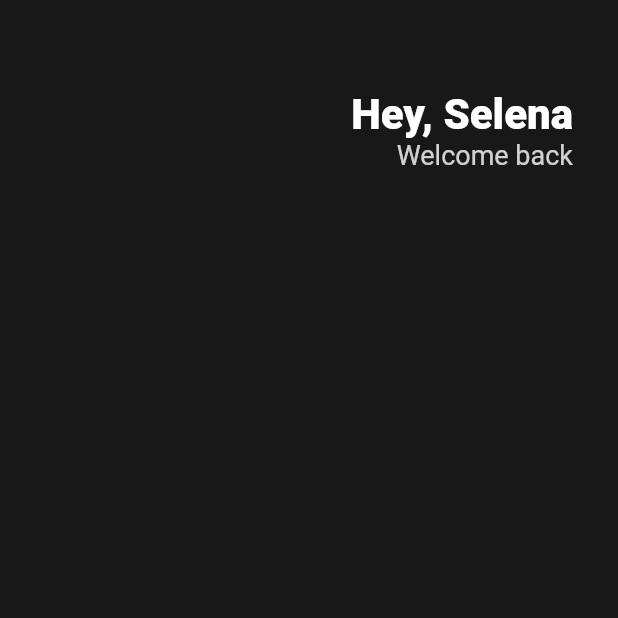
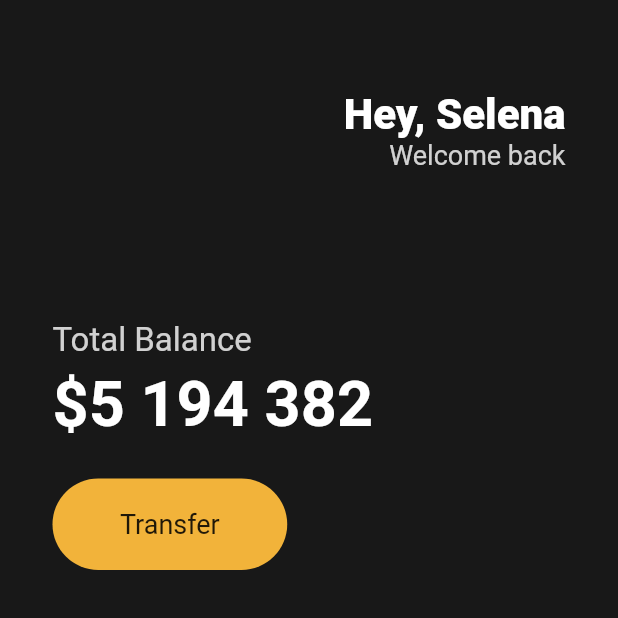
Before and after one commit to hoseonn/Wallet_UI_App, a Flutter app: the screen it shows after launch, on a phone screen of 412 x 824 dp, the top half of it. Run offline on Flutter 3.47's test engine with Material 2 defaults, Android fonts, the phone set to English and light mode, and no system bars.

Commit message:
3.2, 3.3 finished

```diff
--- a/lib/main.dart
+++ b/lib/main.dart
@@ -16,14 +16,15 @@ class App extends StatelessWidget {
   Widget build(BuildContext context) {
     return MaterialApp(
         home: Scaffold(
-      backgroundColor: Color(0xFF181818),
+      backgroundColor: const Color(0xFF181818),
       body: Padding(
-          padding: EdgeInsets.symmetric(
-            horizontal: 30,
+          padding: const EdgeInsets.symmetric(
+            horizontal: 35,
           ),
           child: Column(
+            crossAxisAlignment: CrossAxisAlignment.start,
             children: [
-              SizedBox(
+              const SizedBox(
                 height: 60,
               ),
               Row(
@@ -32,7 +33,7 @@ class App extends StatelessWidget {
                   Column(
                     crossAxisAlignment: CrossAxisAlignment.end,
                     children: [
-                      Text(
+                      const Text(
                         'Hey, Selena',
                         style: TextStyle(
                           color: Colors.white,
@@ -50,6 +51,49 @@ class App extends StatelessWidget {
                     ],
                   )
                 ],
+              ),
+              const SizedBox(
+                height: 100,
+              ),
+              Text(
+                'Total Balance',
+                style: TextStyle(
+                  fontSize: 22,
+                  color: Colors.white.withOpacity(0.8),
+                ),
+              ),
+              const SizedBox(
+                height: 5,
+              ),
+              const Text(
+                '\$5 194 382',
+                style: TextStyle(
+                  fontSize: 42,
+                  fontWeight: FontWeight.w600,
+                  color: Colors.white,
+                ),
+              ),
+              const SizedBox(
+                height: 25,
+              ),
+              Row(
+                children: [
+                  Container(
+                    decoration: BoxDecoration(
+                        color: const Color(0xFFF2B33A),
+                        borderRadius: BorderRadius.circular(45)),
+                    child: const Padding(
+                      padding:
+                          EdgeInsets.symmetric(vertical: 20, horizontal: 45),
+                      child: Text(
+                        'Transfer',
+                        style: TextStyle(
+                          fontSize: 18,
+                        ),
+                      ),
+                    ),
+                  ),
+                ],
               )
             ],
           )),
```
